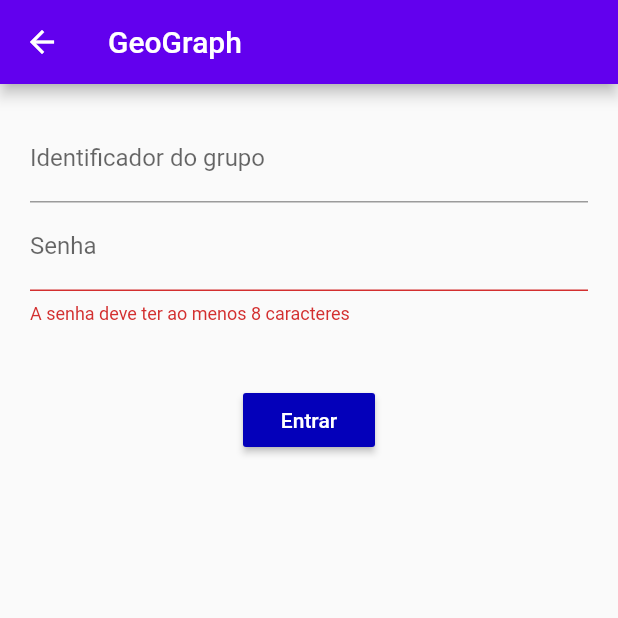
After one commit to guilhermocc/GeoGraph, a Flutter app: the EnterNewGroupPage screen opened by its route, after a tap on "Entrar", on a phone screen of 412 x 824 dp, the top half of it. The commit adds this screen. Run offline on Flutter 3.47's test engine with Material 2 defaults, Android fonts, the phone set to English and light mode, and no system bars; our stand-ins replace cloud_firestore, firebase_auth, flutter_mobx, geolocator, google_maps_flutter, mobx; missing offline and left inert: flutter_ringtone_player; accounts and stored records are empty; generated files the repository leaves out were written again; network calls fail.

Commit message:
Add enter group page

```diff
--- /dev/null
+++ b/lib/android/pages/enter_new_group.dart
@@ -0,0 +1,78 @@
+import 'package:flutter/material.dart';
+import 'package:flutter/rendering.dart';
+import 'package:geograph/blocs/enter_new_group.bloc.dart';
+import 'package:geograph/blocs/login.bloc.dart';
+
+class EnterNewGroupPage extends StatefulWidget {
+  EnterNewGroupPage({Key key}) : super(key: key);
+
+  @override
+  _EnterNewGroupPageState createState() => _EnterNewGroupPageState();
+}
+
+class _EnterNewGroupPageState extends State<EnterNewGroupPage> {
+  var bloc = new EnterNewGroupBloc();
+
+  @override
+  initState() {
+    super.initState();
+  }
+
+  @override
+  Widget build(BuildContext context) {
+    return Scaffold(
+        appBar: AppBar(
+          title: Text("GeoGraph"),
+        ),
+        body: Container(
+            padding: const EdgeInsets.all(20.0),
+            child: bloc.isLoading
+                ? Center(
+                    child: CircularProgressIndicator(
+                      backgroundColor: Theme.of(context).primaryColorLight,
+                      valueColor: new AlwaysStoppedAnimation<Color>(
+                          Theme.of(context).primaryColor),
+                    ),
+                  )
+                : SingleChildScrollView(
+                    child: Form(
+                    key: bloc.enterGroupFormKey,
+                    child: Column(
+                      crossAxisAlignment: CrossAxisAlignment.center,
+                      children: <Widget>[
+                        TextFormField(
+                          decoration: InputDecoration(
+                              labelText: 'Identificador do grupo'),
+                          controller: bloc.identifierInputController,
+                          keyboardType: TextInputType.text,
+                          validator: bloc.identifierValidator,
+                        ),
+                        TextFormField(
+                          decoration: InputDecoration(
+                              labelText: 'Senha', hintText: "********"),
+                          controller: bloc.passwordInputController,
+                          obscureText: true,
+                          validator: bloc.pwdValidator,
+                        ),
+                        Container(
+                            padding: EdgeInsets.only(top: 40, bottom: 15),
+                            child: RaisedButton(
+                                child: Text("Entrar"),
+                                color: Theme.of(context).primaryColorDark,
+                                textColor: Colors.white,
+                                onPressed: () {
+                                  setState(() {
+                                    // TODO It would be better to extract this logic
+                                    // and error handling to bloc class
+                                    bloc.enterGroup(context).catchError((err) {
+                                      setState(() {
+                                        bloc.handleEnterGroupError(err, context);
+                                      });
+                                    });
+                                  });
+                                })),
+                      ],
+                    ),
+                  ))));
+  }
+}
--- a/lib/android/pages/home.dart
+++ b/lib/android/pages/home.dart
@@ -53,7 +53,7 @@ class _HomePageState extends State<HomePage> {
                         CircleAvatar(
                           radius: 40,
                           backgroundImage: NetworkImage(
-                            'https://www.gravatar.com/avatar/00000000000000000000000000000000?d=mp&f=y'),
+                              'https://www.gravatar.com/avatar/00000000000000000000000000000000?d=mp&f=y'),
                           backgroundColor: Colors.transparent,
                         ),
                         Container(
@@ -92,6 +92,7 @@ class _HomePageState extends State<HomePage> {
                 Icons.group_add,
                 color: Theme.of(context).primaryColorDark,
               ),
+              onTap: () => Navigator.pushNamed(context, '/enter_new_group'),
               title: Text('Entrar em um Grupo'),
             ),
             Divider(
--- a/lib/blocs/create_group.bloc.dart
+++ b/lib/blocs/create_group.bloc.dart
@@ -33,6 +33,7 @@ class CreateGroupBloc {
         Firestore.instance.collection("groups").add(
           {
             "identifier": uuid.v1(),
+            "password": passwordInputController.text,
             "title": nameInputController.text,
             "description": descriptionInputController.text,
             "members": [
--- /dev/null
+++ b/lib/blocs/enter_new_group.bloc.dart
@@ -0,0 +1,125 @@
+import 'dart:async';
+import 'dart:developer';
+
+import 'package:cloud_firestore/cloud_firestore.dart';
+import 'package:firebase_auth/firebase_auth.dart';
+import 'package:flutter/material.dart';
+import 'package:flutter/services.dart';
+import 'package:geograph/android/pages/home.dart';
+import 'package:geograph/android/pages/map.dart';
+import 'package:geograph/blocs/user.bloc.dart';
+import 'package:geograph/store/user/user.dart';
+import 'package:provider/provider.dart';
+
+class EnterNewGroupBloc {
+  final GlobalKey<FormState> enterGroupFormKey = GlobalKey<FormState>();
+  final UserBloc userBloc = UserBloc();
+  var isLoading = false;
+  var identifierInputController = new TextEditingController();
+  var passwordInputController = new TextEditingController();
+
+  String identifierValidator(String value) {
+//    Pattern pattern =
+//        r'........-....-....-....-............';
+//    RegExp regex = new RegExp(pattern);
+//    if (!regex.hasMatch(value)) {
+    if (false) {
+      return 'O identificador está em um formato inválido';
+    } else {
+      return null;
+    }
+  }
+
+  String pwdValidator(String value) {
+    if (value.length < 8) {
+      return 'A senha deve ter ao menos 8 caracteres';
+    } else {
+      return null;
+    }
+  }
+
+  enterGroup(BuildContext context) async {
+    User user = Provider.of<User>(context, listen: false);
+
+    // TODO It would be better to include here the error handling for these
+    if (enterGroupFormKey.currentState.validate()) {
+      this.isLoading = true;
+      QuerySnapshot groupQuery = await Firestore.instance
+          .collection("groups")
+          .where("identifier",
+              isEqualTo: identifierInputController.text)
+          .limit(1)
+          .getDocuments();
+      DocumentSnapshot group = groupQuery.documents.first;
+      if (group.data["password"] == passwordInputController.text) {
+        await addUserToGroup(group, user);
+        await navigateToGroupPage(group, context, user);
+      } else {
+        throw ("Wrong password");
+
+      }
+    }
+  }
+
+  signInWithLoginInfo() async {
+    return FirebaseAuth.instance.signInWithEmailAndPassword(
+        email: this.identifierInputController.text,
+        password: this.passwordInputController.text);
+  }
+
+  Future<DocumentSnapshot> getUserInfo(AuthResult authResult) {
+    return Firestore.instance
+        .collection("users")
+        .document(authResult.user.uid)
+        .get()
+        .catchError((err) => this.isLoading = false);
+  }
+
+  navigateToGroupPage(DocumentSnapshot groupSnapShot, BuildContext context, User user) async {
+    var groupData = groupSnapShot.data;
+    List membersArray =
+        groupData["members"].map((member) => member["uid"].documentID).toList();
+    Navigator.push(
+        context,
+        MaterialPageRoute(
+            builder: (context) => MapPage(
+                userId: user.uid,
+                groupId: groupSnapShot.documentID,
+                membersArray: membersArray)));
+  }
+
+  handleEnterGroupError(err, BuildContext context) {
+    this.isLoading = false;
+    this.showErrorDialog(context, "Erro ao entrar no grupo");
+  }
+
+  showErrorDialog(BuildContext context, String textContent) {
+    showDialog(
+        context: context,
+        builder: (BuildContext context) {
+          return AlertDialog(
+            title: Text("Erro"),
+            content: Text(textContent),
+            actions: <Widget>[
+              FlatButton(
+                child: Text("Fechar"),
+                onPressed: () {
+                  Navigator.of(context).pop();
+                },
+              )
+            ],
+          );
+        });
+  }
+
+  void addUserToGroup(DocumentSnapshot snapshot, User user) async {
+    // TODO i should use FieldValue arrayUnion here
+    List<dynamic> membersList = snapshot.data["members"];
+    membersList
+        .add({"type": "neutral", "uid": user.documentReference});
+    await Firestore.instance
+        .collection("groups")
+        .document(snapshot.reference.documentID)
+        .updateData({"members": membersList});
+  }
+}
--- a/lib/main.dart
+++ b/lib/main.dart
@@ -6,6 +6,7 @@ import 'package:flutter/material.dart';
 import 'package:geograph/store/user/user.dart';
 import 'package:provider/provider.dart';
 
+import 'android/pages/enter_new_group.dart';
 import 'android/pages/home.dart';
 import 'android/pages/login.dart';
 import 'android/pages/my_groups.dart';
@@ -33,7 +34,8 @@ class App extends StatelessWidget {
               '/map': (BuildContext context) => MapPage(),
               '/splash': (BuildContext context) => SplashPage(),
               '/my_groups': (BuildContext context) => MyGroupsPage(),
-              '/create_group': (BuildContext context) => CreateGroup()
+              '/create_group': (BuildContext context) => CreateGroupPage(),
+              '/enter_new_group': (BuildContext context) => EnterNewGroupPage(),
             }));
   }
 }
--- a/pubspec.yaml
+++ b/pubspec.yaml
@@ -19,7 +19,7 @@ environment:
 dependencies:
   flutter:
     sdk: flutter
-  cloud_firestore: 0.13.2+1
+  cloud_firestore: ^0.13.7
   firebase_auth: 0.15.4
   flutter_ringtone_player: 2.0.0
   mobx: 1.2.1
```
Also changed, not shown: lib/android/pages/create_group.dart (+4 -4 lines), pubspec.lock.
